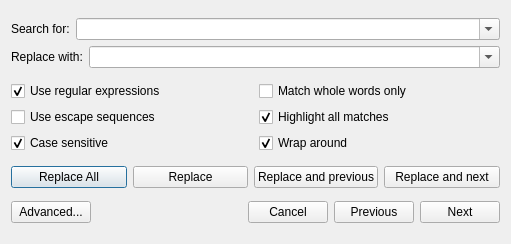
This is ui/search.ui in roc2/lgmx as Qt 5 draws it before an edit. The edited form follows.
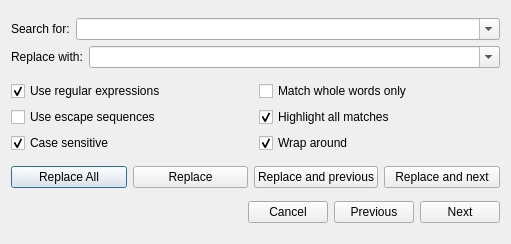
This is the edited form.

```diff
--- a/ui/search.ui
+++ b/ui/search.ui
@@ -168,13 +168,6 @@
      </item>
      <item>
       <layout class="QHBoxLayout" name="horizontalLayout_5">
-       <item>
-        <widget class="QPushButton" name="pushButton_8">
-         <property name="text">
-          <string>Advanced...</string>
-         </property>
-        </widget>
-       </item>
        <item>
         <spacer name="horizontalSpacer">
          <property name="orientation">
```
Left out of the diff: 1 changed line with no effect on the pictures.
